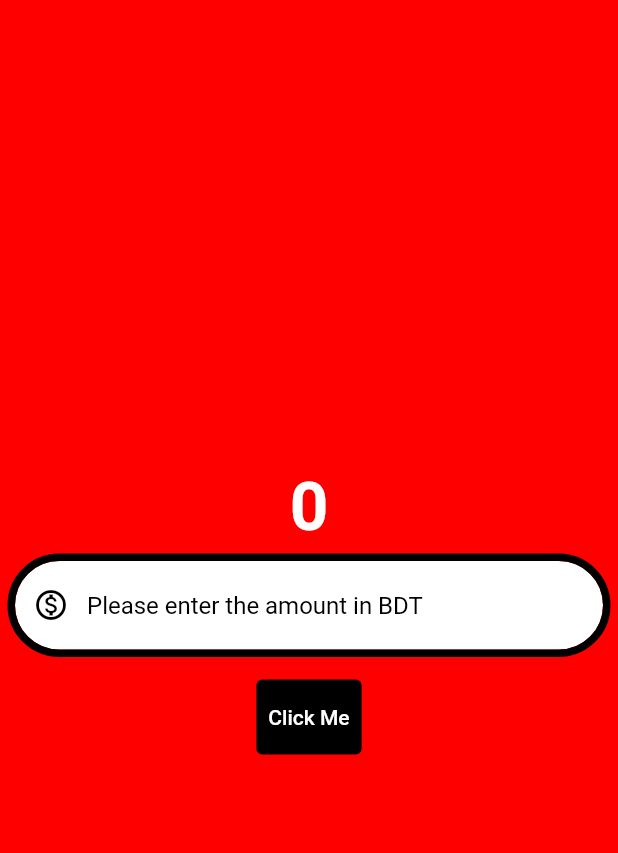
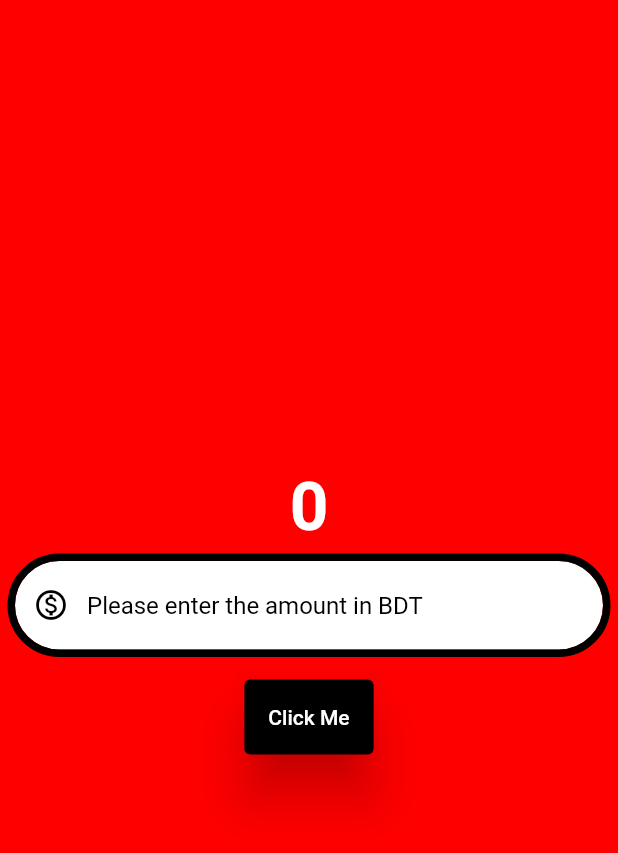
Before and after one commit to naimul-hasan-sabbir/currency_converter, a Flutter app: the screen it shows after launch, on a phone screen of 412 x 824 dp. Shown: the top 853 px of the screen. Run offline on Flutter 3.47's test engine with Material 2 defaults, Android fonts, the phone set to English and light mode, and no system bars.

Commit message:
elevation added to button

```diff
--- a/lib/pages/currency_converter_material_page.dart
+++ b/lib/pages/currency_converter_material_page.dart
@@ -55,13 +55,14 @@ class CurrencyConverterMaterialPage extends StatelessWidget {
               ),
               Padding(
                 padding: const EdgeInsets.all(10.0),
-                child: TextButton(
+                child: ElevatedButton(
                   onPressed: () {
                     if (kDebugMode) {
                       print('button clicked');
                     }
                   },
                   style: const ButtonStyle(
+                      elevation: MaterialStatePropertyAll(15),
                       backgroundColor: MaterialStatePropertyAll(Colors.black),
                       foregroundColor: MaterialStatePropertyAll(Colors.white),
                       fixedSize:
```
